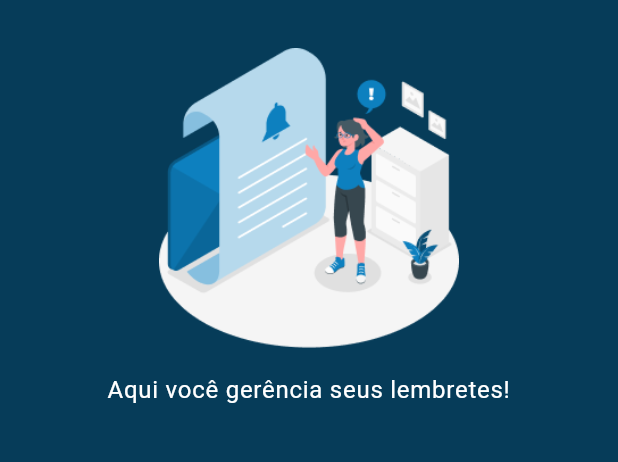
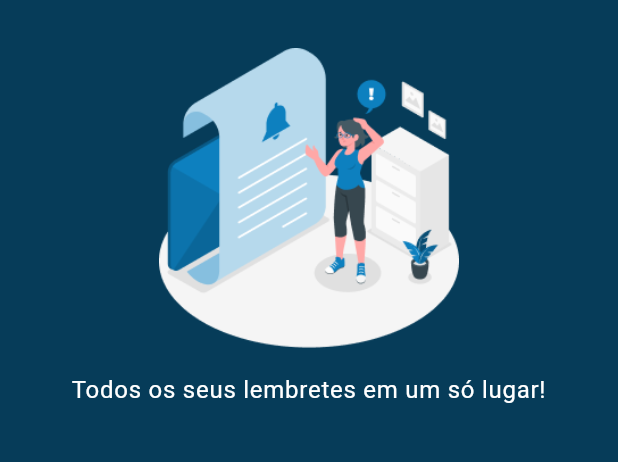
Before and after one commit to diogomachad0/auto_care_plus_app, a Flutter app: the LembreteScreen screen opened by its route, on a phone screen of 412 x 824 dp, the part 102-564 px from its top. Run offline on Flutter 3.47's test engine with Material 3 defaults, Android fonts, the phone set to English and light mode, and no system bars; drawn by our look-alikes of oktoast; our stand-ins replace firebase_auth, firebase_core, flutter_modular, mobx, stylish_bottom_bar, timeline_tile; accounts and stored records are empty; generated files the repository leaves out were written again; Roboto replaces fonts that are missing (Cabin).

Commit message:
fix: ajustes nas frases

```diff
--- a/lib/app/modules/lembrete/lembrete_screen.dart
+++ b/lib/app/modules/lembrete/lembrete_screen.dart
@@ -98,7 +98,7 @@ class _LembreteScreenState extends State<LembreteScreen> with ThemeMixin {
           ),
           const SizedBox(height: 16),
           Text(
-            'Aqui você gerência seus lembretes!',
+            'Todos os seus lembretes em um só lugar!',
             textAlign: TextAlign.center,
             style: textTheme.bodyLarge?.copyWith(
               color: colorScheme.onPrimary,
--- a/lib/app/modules/veiculo/veiculo_screen.dart
+++ b/lib/app/modules/veiculo/veiculo_screen.dart
@@ -94,7 +94,7 @@ class _VeiculoScreenState extends State<VeiculoScreen> with ThemeMixin {
           ),
           const SizedBox(height: 16),
           Text(
-            'Aqui estão os seus veículos cadastrados!',
+            'Seus veículos cadastrados estão aqui!',
             textAlign: TextAlign.center,
             style: textTheme.bodyLarge?.copyWith(
               color: colorScheme.onPrimary,
```
